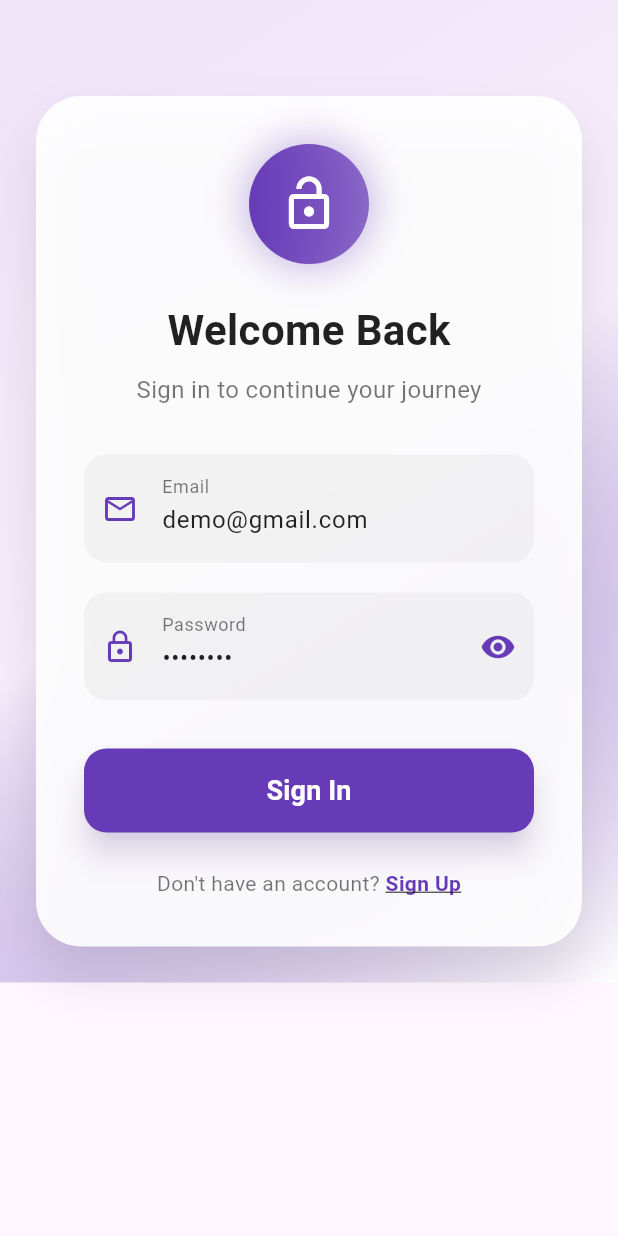
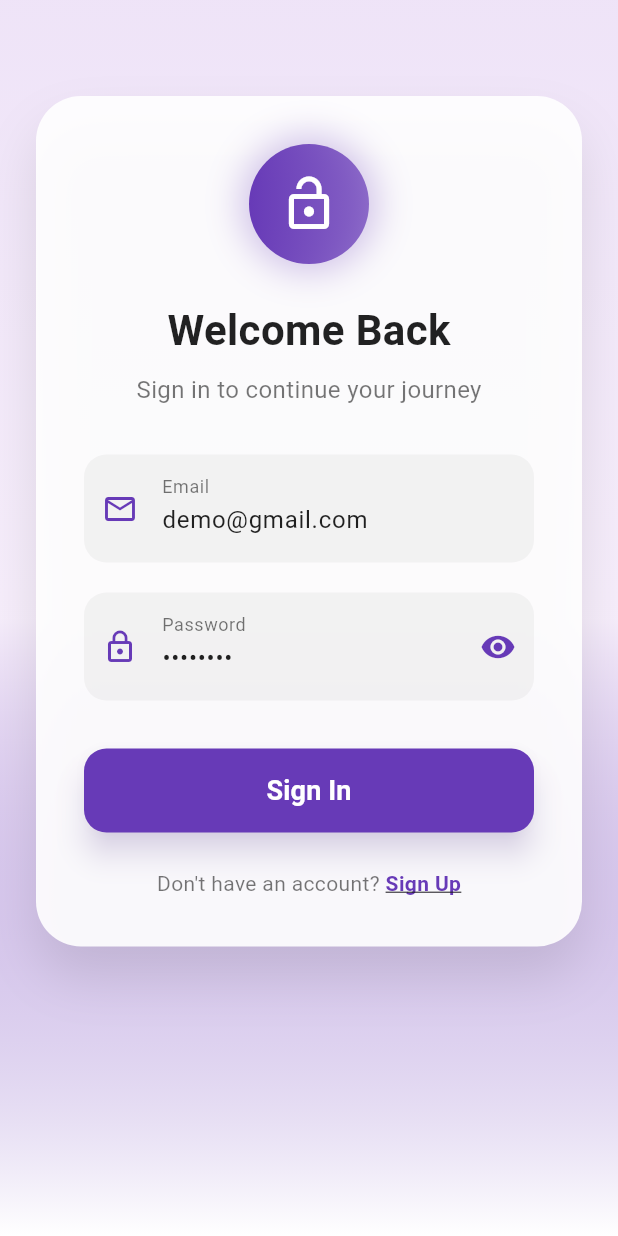
Before and after one commit to PratulDwivedi/mobile_app_tech_techi, a Flutter app: the screen it shows after launch, on a phone screen of 412 x 824 dp. Run offline on Flutter 3.47's test engine with Material 3 defaults, Android fonts, the phone set to English and light mode, and no system bars; our stand-ins replace lucide_icons, shared_preferences, supabase_flutter; accounts and stored records are empty.

Commit message:
login gradation fixe

```diff
--- a/lib/screens/login_screen.dart
+++ b/lib/screens/login_screen.dart
@@ -175,10 +175,12 @@ class _LoginScreenState extends State<LoginScreen>
 
     return Scaffold(
       body: Container(
+        width: double.infinity,
+        height: double.infinity,
         decoration: BoxDecoration(
           gradient: LinearGradient(
-            begin: Alignment.topLeft,
-            end: Alignment.bottomRight,
+            begin: Alignment.topCenter,
+            end: Alignment.bottomCenter,
             colors: isDarkMode
                 ? [
                     const Color(0xFF1a1a2e),
```
